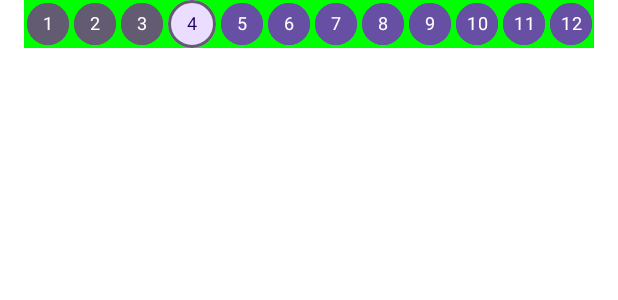
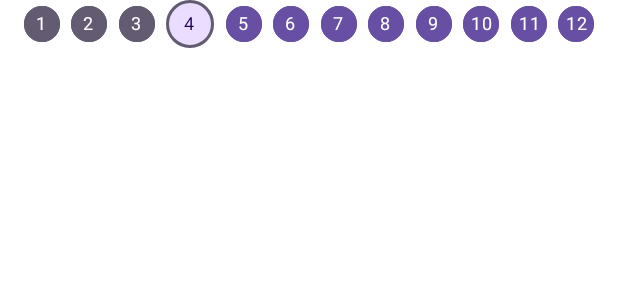
Before and after one commit to srseibs/Sweat-With-Annette, an Android app built with Jetpack Compose: the @Preview function ExerciseProgressIndicatorPreview, on a phone screen of 412 x 824 dp. Shown: the top 300 px of the screen. Run offline under Robolectric (Android 15) with nearby library versions, the phone set to English and light mode, and no system bars.

Commit message:
Playing with progress indicator auto-sizing

```diff
--- a/app/src/main/java/com/sailinghawklabs/exercisetime/screens/exerciseScreen/components/NumberedProgressIndicator.kt
+++ b/app/src/main/java/com/sailinghawklabs/exercisetime/screens/exerciseScreen/components/NumberedProgressIndicator.kt
@@ -25,6 +25,7 @@ import androidx.compose.ui.text.style.TextAlign
 import androidx.compose.ui.tooling.preview.Devices.NEXUS_5
 import androidx.compose.ui.tooling.preview.Devices.NEXUS_6P
 import androidx.compose.ui.tooling.preview.Devices.NEXUS_7_2013
+import androidx.compose.ui.tooling.preview.Devices.PIXEL
 import androidx.compose.ui.tooling.preview.Preview
 import androidx.compose.ui.unit.Dp
 import androidx.compose.ui.unit.dp
@@ -44,9 +45,8 @@ fun NumberedProgressIndicator(
     Row(
         modifier = modifier
             .fillMaxWidth()
-            .padding(horizontal = 16.dp)
-            .background(Color.Green),
-        horizontalArrangement = Arrangement.SpaceAround,
+            .padding(horizontal = 16.dp),
+        horizontalArrangement = Arrangement.SpaceBetween,
         verticalAlignment = Alignment.CenterVertically,
     ) {
 
@@ -83,7 +83,6 @@ fun NumberedProgressIndicator(
             Box(
                 contentAlignment = Alignment.Center,
                 modifier = Modifier
-                    .size(dotSize)
                     .background(backgroundColor, shape = CircleShape)
                     .border(BorderStroke(2.dp, borderColor), shape = CircleShape)
                     .layout() { measurable, constraints ->
@@ -93,7 +92,9 @@ fun NumberedProgressIndicator(
                         //get the current max dimension to assign width=height
                         val currentHeight = placeable.height
                         val currentWidth = placeable.width
-                        val newDiameter = maxOf(currentHeight, currentWidth)
+                        var newDiameter = maxOf(currentHeight, currentWidth)
+                        if (index == activeExerciseIndex)
+                            newDiameter += 12
 
                         //assign the dimension and the center position
                         layout(newDiameter, newDiameter) {
@@ -108,7 +109,7 @@ fun NumberedProgressIndicator(
 
                 Text(
                     modifier = Modifier
-                        .padding(1.dp),
+                        .padding(4.dp),
 //                        .drawBehind {
 //                            drawCircle(
 //                                color = borderColor,
@@ -130,7 +131,7 @@ fun NumberedProgressIndicator(
 }
 
 
-@Preview(showSystemUi = true, device = NEXUS_5)
+@Preview(showSystemUi = true, device = PIXEL)
 @Composable
 fun ExerciseProgressIndicatorPreview() {
     ExerciseTimeTheme {
```
